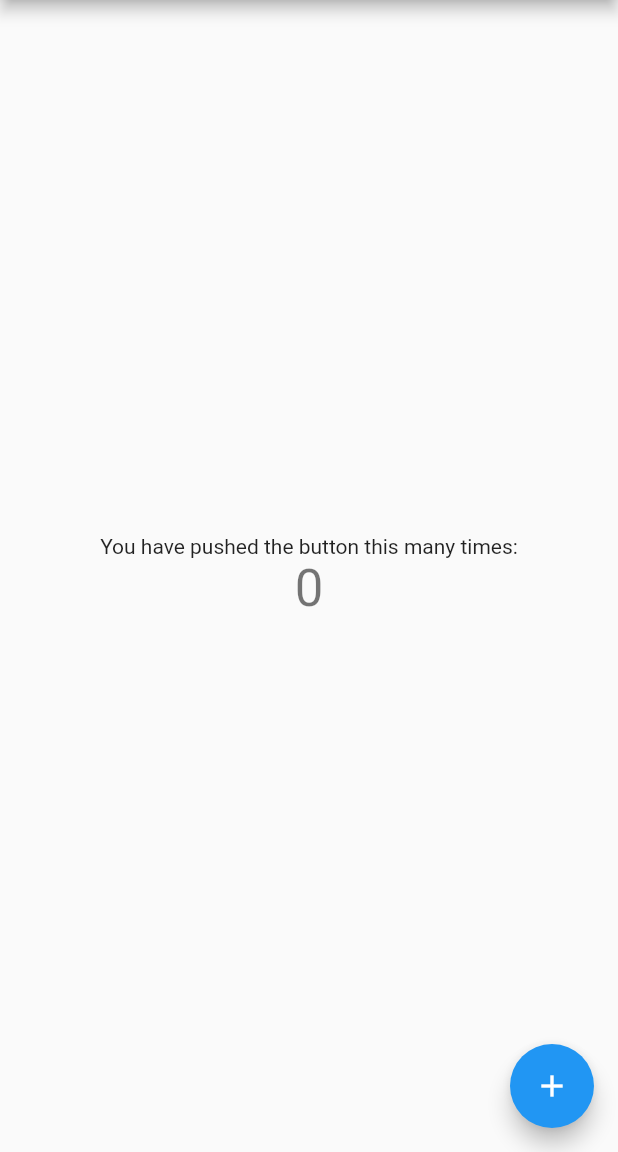
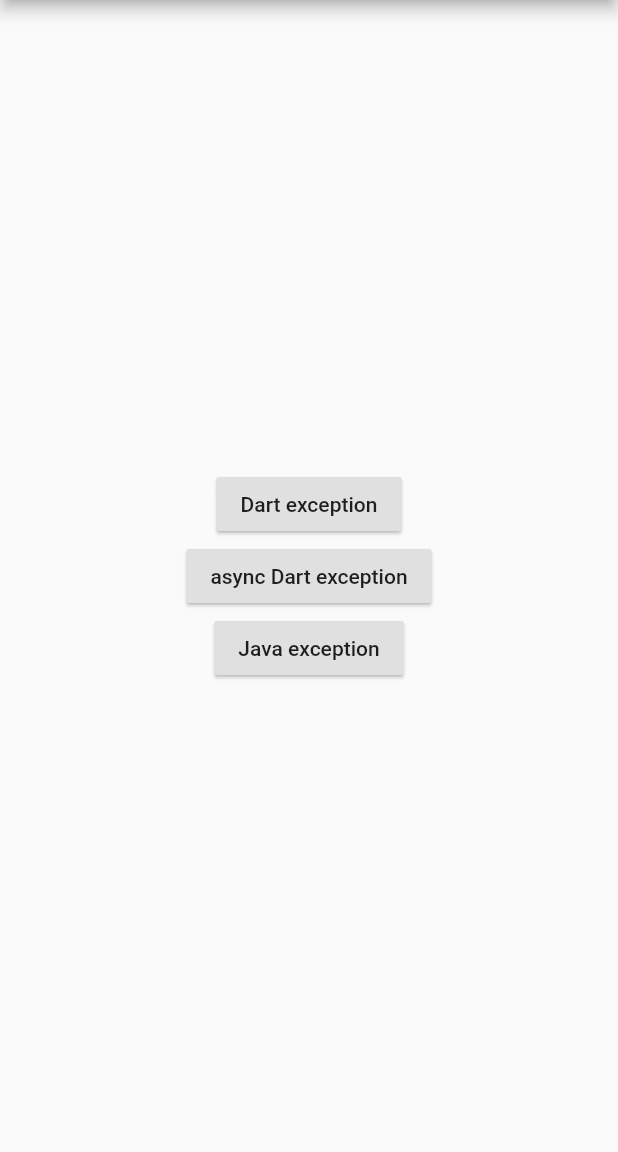
Before and after one commit to bakhtiararifinid/flutter_sentry, a Flutter app: the screen it shows after launch, on a phone screen of 412 x 824 dp, the part 84-1236 px from its top. Run offline on Flutter 3.47's test engine with Material 2 defaults, Android fonts, the phone set to English and light mode, and no system bars; our stand-ins replace sentry.

Commit message:
report error to sentry

```diff
--- a/lib/main.dart
+++ b/lib/main.dart
@@ -1,23 +1,84 @@
+import 'dart:async';
+
 import 'package:flutter/material.dart';
+import 'package:flutter/services.dart';
+import 'package:flutter_error_handling/config.dart';
+import 'package:sentry/sentry.dart';
 
-void main() => runApp(MyApp());
+final SentryClient _sentry = SentryClient(
+  dsn: sentryDsn,
+);
+
+bool get isInDebugMode {
+  // bool inDebugMode = false;
+  // assert(inDebugMode = true);
+  // return inDebugMode;
+
+  return false;
+}
+
+Future<Null> _reportError(dynamic error, dynamic stackTrace) async {
+  print('Caught error: $error');
+
+  if (isInDebugMode) {
+    print(stackTrace);
+    print('In dev mode. Not sending report to Sentry.io.');
+    return;
+  }
+
+  print('Reporting to Sentry.io...');
+
+  final SentryResponse response = await _sentry.captureException(
+    exception: error,
+    stackTrace: stackTrace,
+  );
+
+  if (response.isSuccessful) {
+    print('Success! Event ID: ${response.eventId}');
+  } else {
+    print('Failed to report to Sentry.io: ${response.error}');
+  }
+}
+
+void main() {
+  FlutterError.onError = (FlutterErrorDetails details) async {
+    if (isInDebugMode) {
+      // In development mode simply print to console.
+      FlutterError.dumpErrorToConsole(details);
+    } else {
+      // In production mode report to the application zone to report to
+      // Sentry.
+      Zone.current.handleUncaughtError(details.exception, details.stack);
+    }
+  };
+
+  // This creates a [Zone] that contains the Flutter application and stablishes
+  // an error handler that captures errors and reports them.
+  //
+  // Using a zone makes sure that as many errors as possible are captured,
+  // including those thrown from [Timer]s, microtasks, I/O, and those forwarded
+  // from the `FlutterError` handler.
+  //
+  // More about zones:
+  //
+  // - https://api.dartlang.org/stable/1.24.2/dart-async/Zone-class.html
+  // - https://www.dartlang.org/articles/libraries/zones
+  runZoned<Future<void>>(
+    () async {
+      runApp(MyApp());
+    },
+    onError: (error, stackTrace) async {
+      await _reportError(error, stackTrace);
+    },
+  );
+}
 
 class MyApp extends StatelessWidget {
-  // This widget is the root of your application.
   @override
   Widget build(BuildContext context) {
     return MaterialApp(
       title: 'Flutter Demo',
       theme: ThemeData(
-        // This is the theme of your application.
-        //
-        // Try running your application with "flutter run". You'll see the
-        // application has a blue toolbar. Then, without quitting the app, try
-        // changing the primarySwatch below to Colors.green and then invoke
-        // "hot reload" (press "r" in the console where you ran "flutter run",
-        // or simply save your changes to "hot reload" in a Flutter IDE).
-        // Notice that the counter didn't reset back to zero; the application
-        // is not restarted.
         primarySwatch: Colors.blue,
       ),
       home: MyHomePage(title: 'Flutter Demo Home Page'),
@@ -28,15 +89,6 @@ class MyApp extends StatelessWidget {
 class MyHomePage extends StatefulWidget {
   MyHomePage({Key key, this.title}) : super(key: key);
 
-  // This widget is the home page of your application. It is stateful, meaning
-  // that it has a State object (defined below) that contains fields that affect
-  // how it looks.
-
-  // This class is the configuration for the state. It holds the values (in this
-  // case the title) provided by the parent (in this case the App widget) and
-  // used by the build method of the State. Fields in a Widget subclass are
-  // always marked "final".
-
   final String title;
 
   @override
@@ -44,68 +96,47 @@ class MyHomePage extends StatefulWidget {
 }
 
 class _MyHomePageState extends State<MyHomePage> {
-  int _counter = 0;
-
-  void _incrementCounter() {
-    setState(() {
-      // This call to setState tells the Flutter framework that something has
-      // changed in this State, which causes it to rerun the build method below
-      // so that the display can reflect the updated values. If we changed
-      // _counter without calling setState(), then the build method would not be
-      // called again, and so nothing would appear to happen.
-      _counter++;
-    });
-  }
-
   @override
   Widget build(BuildContext context) {
-    // This method is rerun every time setState is called, for instance as done
-    // by the _incrementCounter method above.
-    //
-    // The Flutter framework has been optimized to make rerunning build methods
-    // fast, so that you can just rebuild anything that needs updating rather
-    // than having to individually change instances of widgets.
     return Scaffold(
       appBar: AppBar(
-        // Here we take the value from the MyHomePage object that was created by
-        // the App.build method, and use it to set our appbar title.
         title: Text(widget.title),
       ),
       body: Center(
-        // Center is a layout widget. It takes a single child and positions it
-        // in the middle of the parent.
         child: Column(
-          // Column is also layout widget. It takes a list of children and
-          // arranges them vertically. By default, it sizes itself to fit its
-          // children horizontally, and tries to be as tall as its parent.
-          //
-          // Invoke "debug painting" (press "p" in the console, choose the
-          // "Toggle Debug Paint" action from the Flutter Inspector in Android
-          // Studio, or the "Toggle Debug Paint" command in Visual Studio Code)
-          // to see the wireframe for each widget.
-          //
-          // Column has various properties to control how it sizes itself and
-          // how it positions its children. Here we use mainAxisAlignment to
-          // center the children vertically; the main axis here is the vertical
-          // axis because Columns are vertical (the cross axis would be
-          // horizontal).
           mainAxisAlignment: MainAxisAlignment.center,
           children: <Widget>[
-            Text(
-              'You have pushed the button this many times:',
+            RaisedButton(
+              child: Text('Dart exception'),
+              elevation: 1.0,
+              onPressed: () {
+                throw StateError('This is a Dart exception.');
+              },
             ),
-            Text(
-              '$_counter',
-              style: Theme.of(context).textTheme.display1,
+            RaisedButton(
+              child: Text('async Dart exception'),
+              elevation: 1.0,
+              onPressed: () async {
+                foo() async {
+                  throw StateError('This is an async Dart exception.');
+                }
+                bar() async {
+                  await foo();
+                }
+                await bar();
+              },
+            ),
+            RaisedButton(
+              child: Text('Java exception'),
+              elevation: 1.0,
+              onPressed: () async {
+                final channel = const MethodChannel('crashy-custom-channel');
+                await channel.invokeMethod('blah');
+              },
             ),
           ],
         ),
       ),
-      floatingActionButton: FloatingActionButton(
-        onPressed: _incrementCounter,
-        tooltip: 'Increment',
-        child: Icon(Icons.add),
-      ), // This trailing comma makes auto-formatting nicer for build methods.
     );
   }
 }
```
Also changed, not shown: 1 other file.
